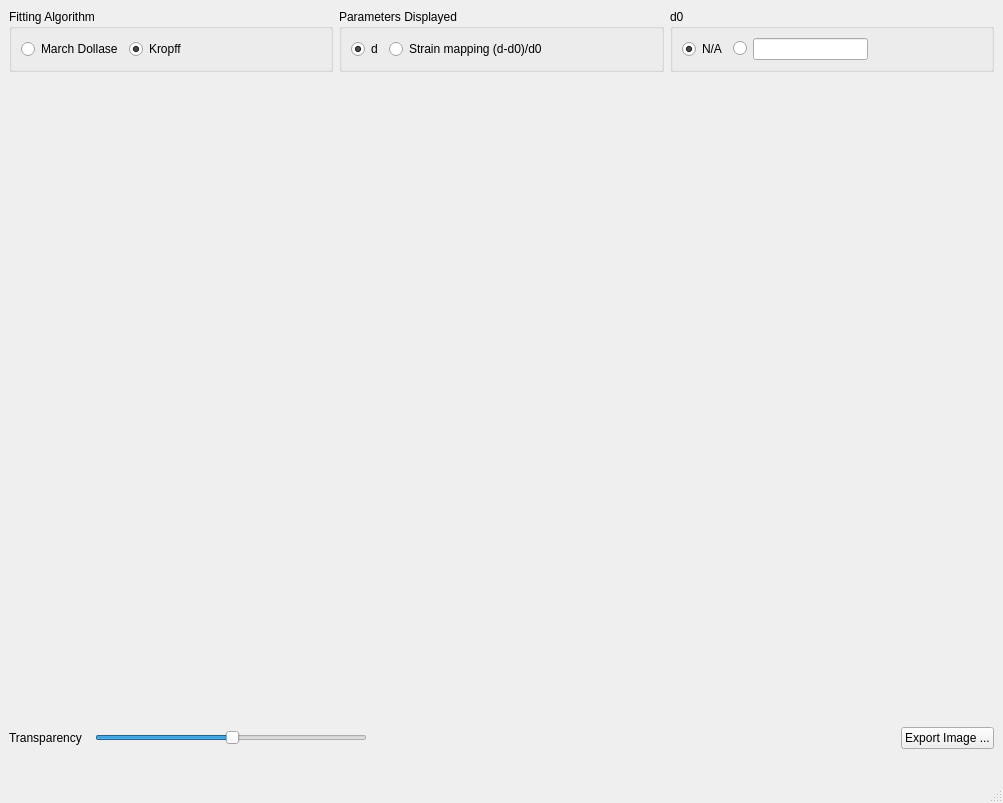
The window that src/iBeatles/ui/ui_strainMapping.ui (ornlneutronimaging/iBeatles) describes before a commit, drawn with Qt 5.
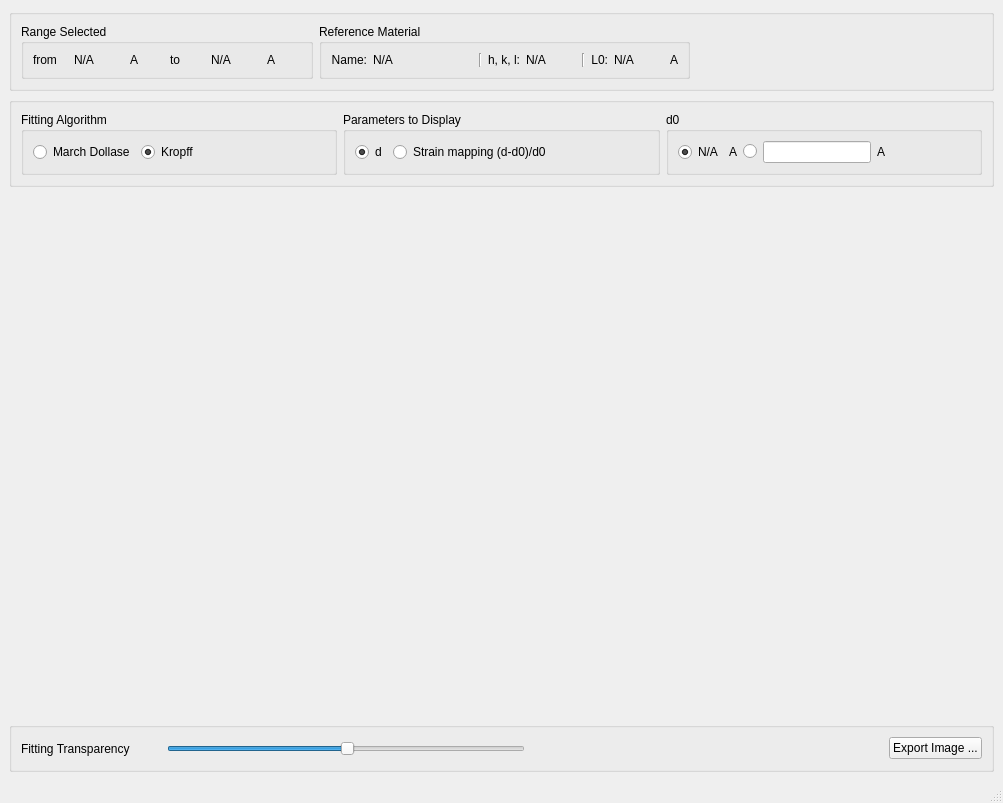
The same window after the commit.

Commit message: design of the strain mapping ui. this refs #94

The edit to the form file:
```diff
--- a/src/iBeatles/ui/ui_strainMapping.ui
+++ b/src/iBeatles/ui/ui_strainMapping.ui
@@ -16,10 +16,250 @@
   <widget class="QWidget" name="centralwidget">
    <layout class="QVBoxLayout" name="verticalLayout">
     <item>
-     <layout class="QHBoxLayout" name="horizontalLayout_4">
+     <layout class="QHBoxLayout" name="horizontalLayout_10">
       <item>
        <widget class="QGroupBox" name="groupBox">
         <property name="title">
+         <string/>
+        </property>
+        <layout class="QHBoxLayout" name="horizontalLayout_9">
+         <item>
+          <widget class="QGroupBox" name="groupBox_6">
+           <property name="title">
+            <string>Range Selected</string>
+           </property>
+           <layout class="QHBoxLayout" name="horizontalLayout_7">
+            <item>
+             <widget class="QLabel" name="label_8">
+              <property name="text">
+               <string>from </string>
+              </property>
+             </widget>
+            </item>
+            <item>
+             <widget class="QLabel" name="label_9">
+              <property name="sizePolicy">
+               <sizepolicy hsizetype="Expanding" vsizetype="Preferred">
+                <horstretch>0</horstretch>
+                <verstretch>0</verstretch>
+               </sizepolicy>
+              </property>
+              <property name="minimumSize">
+               <size>
+                <width>50</width>
+                <height>0</height>
+               </size>
+              </property>
+              <property name="maximumSize">
+               <size>
+                <width>50</width>
+                <height>16777215</height>
+               </size>
+              </property>
+              <property name="text">
+               <string>N/A</string>
+              </property>
+             </widget>
+            </item>
+            <item>
+             <widget class="QLabel" name="label_12">
+              <property name="text">
+               <string>A</string>
+              </property>
+             </widget>
+            </item>
+            <item>
+             <widget class="QLabel" name="label_10">
+              <property name="text">
+               <string>to</string>
+              </property>
+             </widget>
+            </item>
+            <item>
+             <widget class="QLabel" name="label_11">
+              <property name="sizePolicy">
+               <sizepolicy hsizetype="Expanding" vsizetype="Preferred">
+                <horstretch>0</horstretch>
+                <verstretch>0</verstretch>
+               </sizepolicy>
+              </property>
+              <property name="minimumSize">
+               <size>
+                <width>50</width>
+                <height>0</height>
+               </size>
+              </property>
+              <property name="maximumSize">
+               <size>
+                <width>50</width>
+                <height>16777215</height>
+               </size>
+              </property>
+              <property name="text">
+               <string>N/A</string>
+              </property>
+             </widget>
+            </item>
+            <item>
+             <widget class="QLabel" name="label_13">
+              <property name="text">
+               <string>A</string>
+              </property>
+             </widget>
+            </item>
+           </layout>
+          </widget>
+         </item>
+         <item>
+          <widget class="QGroupBox" name="groupBox_5">
+           <property name="title">
+            <string>Reference Material</string>
+           </property>
+           <layout class="QHBoxLayout" name="horizontalLayout_8">
+            <item>
+             <widget class="QLabel" name="label_6">
+              <property name="text">
+               <string>Name:</string>
+              </property>
+              <property name="alignment">
+               <set>Qt::AlignRight|Qt::AlignTrailing|Qt::AlignVCenter</set>
+              </property>
+             </widget>
+            </item>
+            <item>
+             <widget class="QLabel" name="label_7">
+              <property name="minimumSize">
+               <size>
+                <width>100</width>
+                <height>0</height>
+               </size>
+              </property>
+              <property name="maximumSize">
+               <size>
+                <width>100</width>
+                <height>16777215</height>
+               </size>
+              </property>
+              <property name="text">
+               <string>N/A</string>
+              </property>
+             </widget>
+            </item>
+            <item>
+             <widget class="Line" name="line">
+              <property name="orientation">
+               <enum>Qt::Vertical</enum>
+              </property>
+             </widget>
+            </item>
+            <item>
+             <widget class="QLabel" name="label_2">
+              <property name="text">
+               <string>h, k, l:</string>
+              </property>
+              <property name="alignment">
+               <set>Qt::AlignRight|Qt::AlignTrailing|Qt::AlignVCenter</set>
+              </property>
+             </widget>
+            </item>
+            <item>
+             <widget class="QLabel" name="label_3">
+              <property name="minimumSize">
+               <size>
+                <width>50</width>
+                <height>0</height>
+               </size>
+              </property>
+              <property name="maximumSize">
+               <size>
+                <width>50</width>
+                <height>16777215</height>
+               </size>
+              </property>
+              <property name="text">
+               <string>N/A</string>
+              </property>
+             </widget>
+            </item>
+            <item>
+             <widget class="Line" name="line_2">
+              <property name="orientation">
+               <enum>Qt::Vertical</enum>
+              </property>
+             </widget>
+            </item>
+            <item>
+             <widget class="QLabel" name="label_4">
+              <property name="text">
+               <string>L0:</string>
+              </property>
+              <property name="alignment">
+               <set>Qt::AlignRight|Qt::AlignTrailing|Qt::AlignVCenter</set>
+              </property>
+             </widget>
+            </item>
+            <item>
+             <widget class="QLabel" name="label_5">
+              <property name="minimumSize">
+               <size>
+                <width>50</width>
+                <height>0</height>
+               </size>
+              </property>
+              <property name="maximumSize">
+               <size>
+                <width>50</width>
+                <height>16777215</height>
+               </size>
+              </property>
+              <property name="text">
+               <string>N/A</string>
+              </property>
+             </widget>
+            </item>
+            <item>
+             <widget class="QLabel" name="label_14">
+              <property name="text">
+               <string>A</string>
+              </property>
+             </widget>
+            </item>
+           </layout>
+          </widget>
+         </item>
+         <item>
+          <spacer name="horizontalSpacer_5">
+           <property name="orientation">
+            <enum>Qt::Horizontal</enum>
+           </property>
+           <property name="sizeHint" stdset="0">
+            <size>
+             <width>40</width>
+             <height>20</height>
+            </size>
+           </property>
+          </spacer>
+         </item>
+        </layout>
+       </widget>
+      </item>
+     </layout>
+    </item>
+    <item>
+     <widget class="QGroupBox" name="groupBox_7">
+      <property name="sizePolicy">
+       <sizepolicy hsizetype="Preferred" vsizetype="Preferred">
+        <horstretch>0</horstretch>
+        <verstretch>0</verstretch>
+       </sizepolicy>
+      </property>
+      <property name="title">
+       <string/>
+      </property>
+      <layout class="QHBoxLayout" name="horizontalLayout_5">
+       <item>
+        <widget class="QGroupBox" name="groupBox_4">
+         <property name="title">
          <string>Fitting Algorithm</string>
         </property>
         <layout class="QHBoxLayout" name="horizontalLayout">
@@ -47,7 +287,7 @@
            </property>
            <property name="sizeHint" stdset="0">
             <size>
-             <width>88</width>
+              <width>61</width>
              <height>20</height>
             </size>
            </property>
@@ -59,7 +299,7 @@
       <item>
        <widget class="QGroupBox" name="groupBox_2">
         <property name="title">
-         <string>Parameters Displayed</string>
+          <string>Parameters to Display</string>
         </property>
         <layout class="QHBoxLayout" name="horizontalLayout_2">
          <item>
@@ -86,7 +326,7 @@
            </property>
            <property name="sizeHint" stdset="0">
             <size>
-             <width>51</width>
+              <width>40</width>
              <height>20</height>
             </size>
            </property>
@@ -111,6 +351,13 @@
            </property>
           </widget>
          </item>
+          <item>
+           <widget class="QLabel" name="d0_units_1">
+            <property name="text">
+             <string>A</string>
+            </property>
+           </widget>
+          </item>
          <item>
           <widget class="QRadioButton" name="radioButton_4">
            <property name="text">
@@ -121,6 +368,13 @@
          <item>
           <widget class="QLineEdit" name="lineEdit"/>
          </item>
+          <item>
+           <widget class="QLabel" name="d0_units_2">
+            <property name="text">
+             <string>A</string>
+            </property>
+           </widget>
+          </item>
          <item>
           <spacer name="horizontalSpacer_3">
            <property name="orientation">
@@ -128,7 +382,7 @@
            </property>
            <property name="sizeHint" stdset="0">
             <size>
-             <width>62</width>
+              <width>40</width>
              <height>20</height>
             </size>
            </property>
@@ -138,11 +392,12 @@
        </widget>
       </item>
      </layout>
+     </widget>
     </item>
     <item>
      <widget class="QWidget" name="widget_2" native="true">
       <property name="sizePolicy">
-       <sizepolicy hsizetype="Preferred" vsizetype="Expanding">
+       <sizepolicy hsizetype="Expanding" vsizetype="Expanding">
         <horstretch>0</horstretch>
         <verstretch>0</verstretch>
        </sizepolicy>
@@ -150,26 +405,45 @@
      </widget>
     </item>
     <item>
-     <layout class="QHBoxLayout" name="horizontalLayout_6">
-      <item>
-       <layout class="QHBoxLayout" name="horizontalLayout_5"/>
-      </item>
+     <widget class="QGroupBox" name="groupBox_8">
+      <property name="sizePolicy">
+       <sizepolicy hsizetype="Preferred" vsizetype="Preferred">
+        <horstretch>0</horstretch>
+        <verstretch>0</verstretch>
+       </sizepolicy>
+      </property>
+      <property name="minimumSize">
+       <size>
+        <width>0</width>
+        <height>50</height>
+       </size>
+      </property>
+      <property name="maximumSize">
+       <size>
+        <width>16777215</width>
+        <height>50</height>
+       </size>
+      </property>
+      <property name="title">
+       <string/>
+      </property>
+      <layout class="QHBoxLayout" name="horizontalLayout_4">
       <item>
        <widget class="QLabel" name="label">
         <property name="minimumSize">
          <size>
-          <width>80</width>
+           <width>140</width>
           <height>0</height>
          </size>
         </property>
         <property name="maximumSize">
          <size>
-          <width>80</width>
+           <width>140</width>
           <height>16777215</height>
          </size>
         </property>
         <property name="text">
-         <string>Transparency</string>
+          <string>Fitting Transparency</string>
         </property>
        </widget>
       </item>
@@ -190,8 +464,8 @@
         </property>
         <property name="sizeHint" stdset="0">
          <size>
-          <width>528</width>
-          <height>68</height>
+           <width>322</width>
+           <height>16</height>
          </size>
         </property>
        </spacer>
@@ -204,6 +478,7 @@
        </widget>
       </item>
      </layout>
+     </widget>
     </item>
    </layout>
   </widget>
```
Left out of the diff: 2 changed lines with no effect on the pictures. Lines whose indentation alone changed are shown as unchanged. The commit also changes 2 other files.
